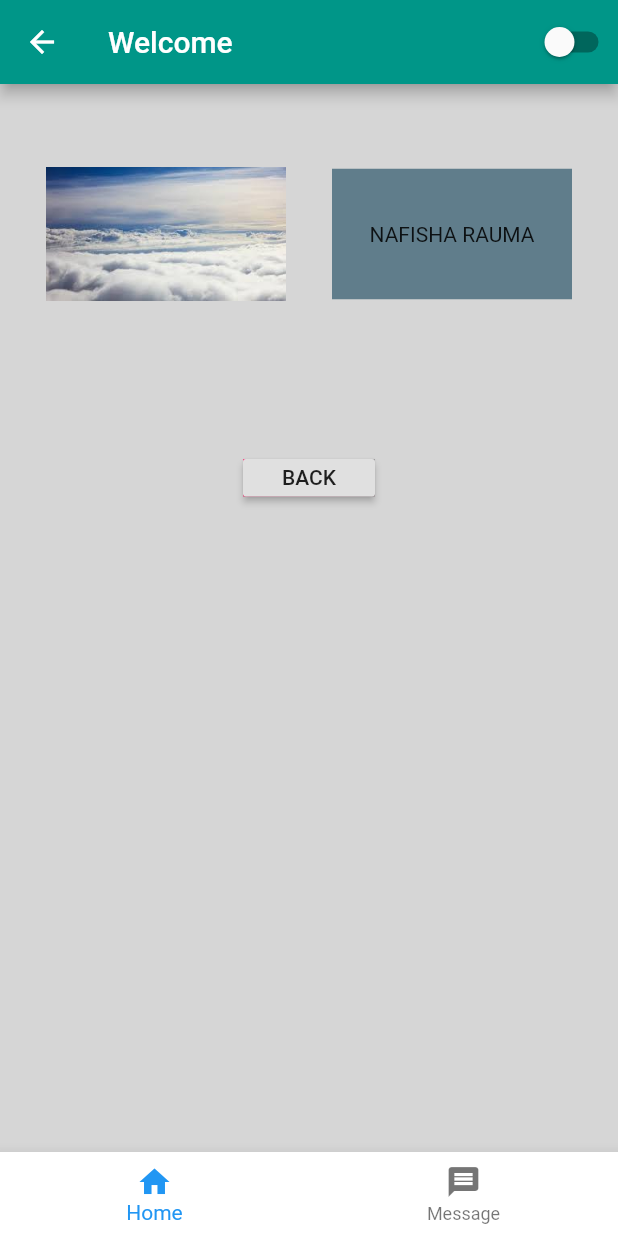
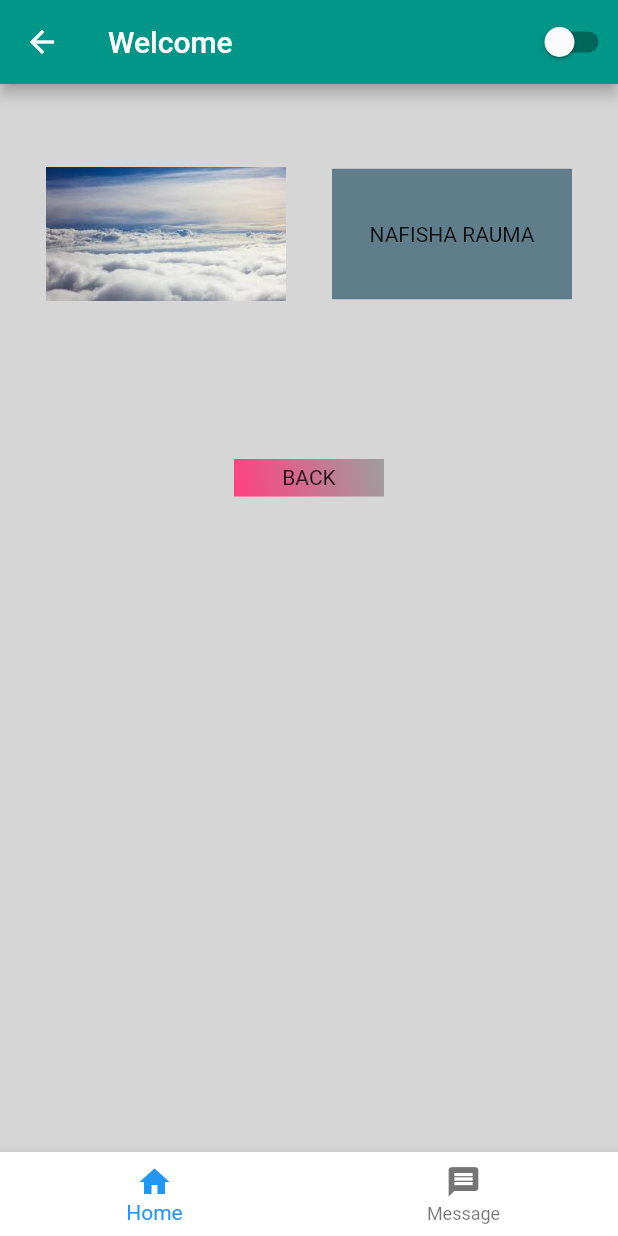
Before and after one commit to Nafisha79/task_n, a Flutter app: the Screen2 screen opened directly, on a phone screen of 412 x 824 dp. Run offline on Flutter 3.47's test engine with Material 2 defaults, Android fonts, the phone set to English and light mode, and no system bars; Roboto replaces fonts that are missing (Slabo 27px).

Commit message:
my task_n app

```diff
--- a/lib/Screen2.dart
+++ b/lib/Screen2.dart
@@ -22,7 +22,10 @@ class _Screen2State extends State<Screen2> {
       appBar: AppBar(
         title: Text('Welcome'),
         backgroundColor: Colors.teal,
-        actions: [Switch(value: val, onChanged: (newVal) {
+        actions: [
+          Switch(
+              value: val,
+              onChanged: (newVal) {
                 onSwitchValueChanged(newVal);
               })
         ],
@@ -33,7 +36,6 @@ class _Screen2State extends State<Screen2> {
             mainAxisAlignment: MainAxisAlignment.spaceEvenly,
             children: [
               Container(
-
                 child:
                     Image.asset('images/sky.jpg', width: 160.0, height: 200.0),
               ),
@@ -42,10 +44,8 @@ class _Screen2State extends State<Screen2> {
                   width: 160.0,
                   height: 87.0,
                   child: Center(
-                    child: Text(
-                      'NAFISHA RAUMA',style: GoogleFonts.,),
-                  )
-              ),
+                    child: Text('NAFISHA RAUMA',style: TextStyle(fontFamily: 'Slabo 27px'),),
+                  )),
             ],
           ),
           SizedBox(
@@ -54,19 +54,18 @@ class _Screen2State extends State<Screen2> {
           ),
           Container(
             height: 25.0,
+            width: 100.0,
             decoration: BoxDecoration(
                 gradient: LinearGradient(
               colors: [Colors.grey, Colors.pinkAccent],
               begin: Alignment.topRight,
               end: Alignment.bottomLeft,
-                )
-            ),
-            child: RaisedButton(
-              child: Text('BACK'),
-              onPressed: () {
+            )),
+            child: GestureDetector(
+                onTap: (){
                   Navigator.pop(context);
                 },
-            ),
+                child: Container(child: Center(child: Text('BACK')))),
           ),
         ],
       ),
--- a/lib/screen1.dart
+++ b/lib/screen1.dart
@@ -67,6 +67,7 @@ class _Screen1State extends State<Screen1> {
                     }),
                   );
                 },
+
               ),
             ],
           ),
```
Also changed, not shown: pubspec.yaml (+4 -4 lines), fonts/Slabo27px-Regular.ttf (added). Lines whose indentation alone changed are shown as unchanged.
